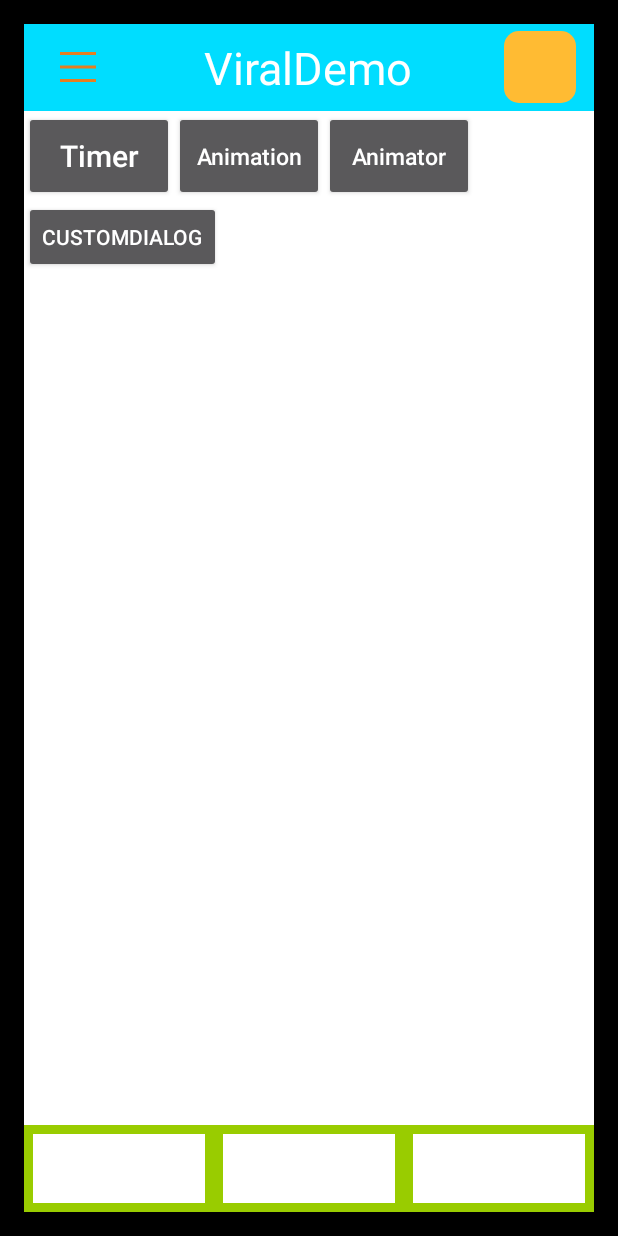
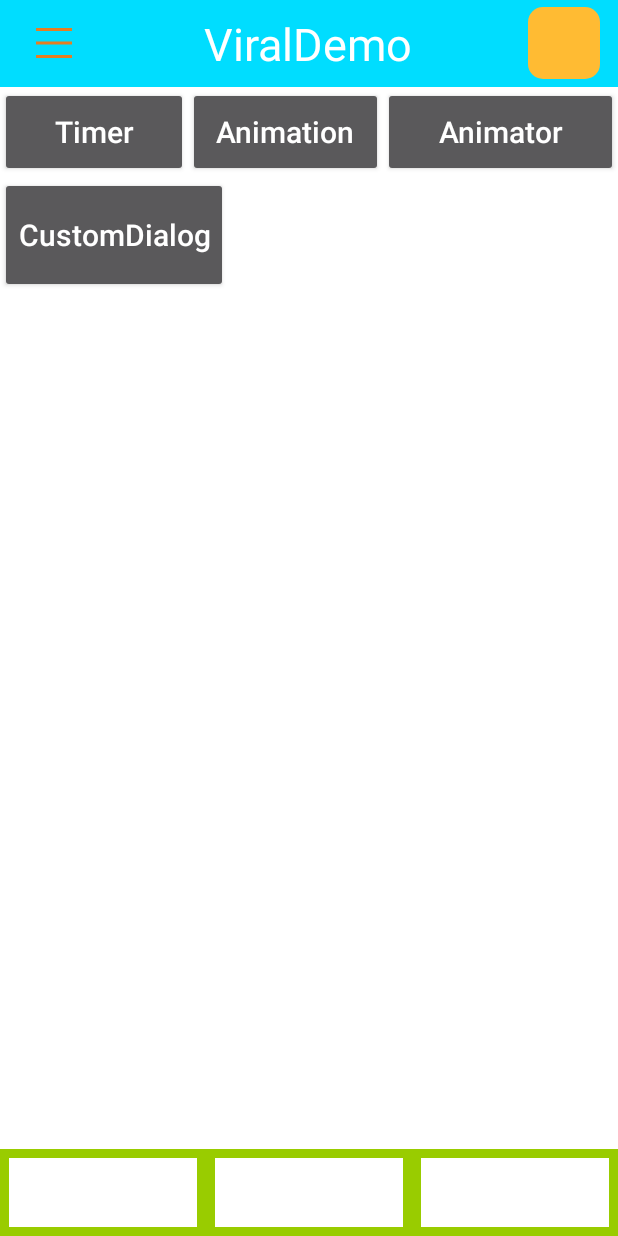
Before and after one commit to vbarot1/ViralDemo, an Android app: the screen it shows after launch (MainActivity), on a phone screen of 412 x 824 dp. Run offline under Robolectric (Android 15) with nearby library versions, the phone set to English and light mode, and no system bars; our stand-ins replace ButterKnife.

Commit message:
Update activity_main.xml

```diff
--- a/app/src/main/res/layout/activity_main.xml
+++ b/app/src/main/res/layout/activity_main.xml
@@ -4,37 +4,31 @@
     android:id="@+id/activity_main"
     android:layout_width="match_parent"
     android:layout_height="match_parent"
-    android:paddingBottom="@dimen/activity_vertical_margin"
-    android:paddingLeft="@dimen/activity_horizontal_margin"
-    android:paddingRight="@dimen/activity_horizontal_margin"
-    android:paddingTop="@dimen/activity_vertical_margin"
-    android:background = "@android:color/black"
-
-
-
-    tools:context="com.example.dinesh.viraldemo.MainActivity">
+    android:background="@android:color/black">
+  >
 
   <RelativeLayout
-      android:id="@+id/title_bar"
-    android:layout_width = "match_parent"
-    android:layout_height = "58dp"
-    android:background = "@android:color/holo_blue_bright">
+      android:id="@+id/titlebar"
+      android:layout_width="match_parent"
+      android:layout_height="58dp"
+      android:background="@android:color/holo_blue_bright">
 
     <TextView
         android:layout_width="wrap_content"
         android:layout_height="match_parent"
         android:text="@string/app_name"
-        android:textSize = "30sp"
+        android:textSize="30sp"
         android:layout_centerInParent="true"
         android:gravity="center"
-        android:textColor= "@color/white"/>
+        android:textColor="@color/white"/>
 
     <ImageButton
+        android:id="@+id/bt_hw4"
         android:layout_width="48dp"
         android:layout_height="48dp"
         android:background="@android:color/transparent"
+        android:src="@drawable/bt_style"
         android:layout_marginLeft="12dp"
-          android:src="@drawable/bt_style"
         android:layout_centerVertical="true"
         android:layout_alignParentLeft="true"/>
 
@@ -45,111 +39,243 @@
         android:background="@drawable/bt_style_xml"
         android:layout_marginRight="12dp"
         android:layout_centerVertical="true"
-        android:layout_alignParentRight="true"
-        />
-
-    <!--<ImageButton
-        android:id="@+id/main_right_bt"
-        android:layout_width="48dp"
-        android:layout_height="48dp"
-        android:background="@drawable/bt_style_xml"
-        android:layout_marginRight="12dp"
-        android:layout_centerVertical="true"
-        android:layout_alignParentRight="true"
-        />-->
-
+        android:layout_alignParentRight="true"/>
 
   </RelativeLayout>
 
-
-
-
   <LinearLayout
-        android:id="@+id/tool_bar"
+      android:id="@+id/toolbar"
       android:layout_width="match_parent"
       android:layout_height="58dp"
       android:layout_alignParentBottom="true"
+      android:orientation="horizontal"
       android:background="@android:color/holo_green_light">
 
     <ImageButton
         android:id="@+id/bt1"
         android:layout_width="0dp"
         android:layout_height="match_parent"
-          android:layout_weight = "1"
         android:layout_margin="6dp"
-          android:layout_gravity="center_vertical"
-          android:background="@color/white"/>
+        android:layout_weight="1"
+        android:background="@android:color/white"/>
 
     <ImageButton
         android:id="@+id/bt2"
         android:layout_width="0dp"
         android:layout_height="match_parent"
-      android:layout_weight = "1"
         android:layout_margin="6dp"
-         android:layout_gravity="center_vertical"
-      android:background="@color/white"
-       />
+        android:layout_weight="1"
+        android:background="@android:color/white"/>
 
-
-<!-- each time onClick is used, java searches all documents for it -->
     <ImageButton
         android:id="@+id/bt3"
         android:layout_width="0dp"
         android:layout_height="match_parent"
-      android:layout_weight = "1"
         android:layout_margin="6dp"
-      android:layout_gravity="center_vertical"
-      android:background="@color/white"/>
+        android:layout_weight="1"
+        android:background="@android:color/white"/>
+  </LinearLayout>
+
+  <ListView
+      android:layout_above="@id/toolbar"
+      android:layout_below="@id/titlebar"
+      android:layout_width="match_parent"
+      android:layout_height="match_parent"
+      android:background="@color/white"></ListView>
+  <FrameLayout
+      android:id="@+id/frameLayout"
+      android:layout_width="match_parent"
+      android:layout_height="match_parent"
+      android:layout_below="@+id/titlebar"
+      android:layout_above="@+id/toolbar"
+      android:background="@color/white">
+
+      <LinearLayout
+          android:layout_width="match_parent"
+          android:layout_height="match_parent"
+          android:orientation="vertical">
+
+          <LinearLayout
+              android:id="@+id/LayoutMain"
+              android:layout_width="match_parent"
+              android:layout_height="60dp">
+
+              <Button
+                  android:id="@+id/main_timer_bt"
+                  android:layout_width="125dp"
+                  android:layout_height="60dp"
+                  android:text="Timer"
+                  android:textAllCaps="false"
+                  android:textSize="20sp" />
+
+              <Button
+                  android:id="@+id/main_animation_bt"
+                  android:layout_width="130dp"
+                  android:layout_height="60dp"
+                  android:text="Animation"
+                  android:textAllCaps="false"
+                  android:textSize="20sp" />
+
+              <Button
+                  android:id="@+id/animator_bt"
+                  android:layout_width="match_parent"
+                  android:layout_height="60dp"
+                  android:text="Animator"
+                  android:textAllCaps="false"
+                  android:textSize="20sp" />
+
 
 
 
           </LinearLayout>
+          <LinearLayout
+              android:layout_width="match_parent"
+              android:layout_height="263dp"
+              android:layout_below="@+id/LayoutMain"
+              android:weightSum="1">
+          <Button
+              android:id="@+id/custom_bt"
+              android:layout_width="wrap_content"
+              android:layout_height="77dp"
+              android:text="CustomDialog"
+              android:textAllCaps="false"
+              android:textSize="20sp" />
 
-  <FrameLayout
-      android:id="@+id/main_fl"
-      android:layout_below="@id/title_bar"
-      android:layout_above="@id/tool_bar"
-      android:layout_width="match_parent"
-      android:layout_height="match_parent"
-      android:background="@color/white">
+      </LinearLayout>
+      </LinearLayout>
 
 
+
+
+  </FrameLayout>
+  <LinearLayout
+      android:id="@+id/DemoActs"
+      android:layout_width="190dp"
+      android:layout_height="match_parent"
+      android:layout_below="@+id/titlebar"
+      android:background="@android:color/holo_red_light"
+
+      android:layout_marginLeft="-325dp"
+      android:orientation="vertical">
+
     <Button
-      android:id="@+id/main_timer_bt"
-      android:layout_width="100dp"
-      android:layout_height="60dp"
-      android:text="Timer"
-      android:textAllCaps="false" android:textSize="20sp"
+        android:id="@+id/viewPager_Act1"
+        android:layout_width="150dp"
+        android:textColor="@color/black"
+        android:layout_gravity="left"
+        android:layout_height="50dp"
+        android:text="ViewPagerActivity"
+        android:textAllCaps="false"
+        android:textSize="18sp"
+        android:background="@color/white"
         />
 
     <Button
-        android:id="@+id/main_anim_bt"
-        android:layout_width="100dp"
-        android:layout_height="60dp"
-        android:text="Animation"
-        android:layout_marginLeft="100dp"
+        android:id="@+id/dialog_Act2"
+        android:layout_width="150dp"
+        android:textColor="@color/black"
+        android:background="@color/white"
+        android:layout_gravity="left"
+        android:layout_height="50dp"
+        android:text="Dialog Activity"
         android:textAllCaps="false"
-        android:textSize="15sp"
+        android:textSize="18sp"
         />
 
     <Button
-        android:id="@+id/animator_bt"
-        android:layout_width="100dp"
-        android:layout_height="60dp"
-        android:text="Animator"
-        android:layout_marginLeft="200dp"
+        android:id="@+id/listView_Act3"
+        android:layout_width="150dp"
+        android:layout_gravity="left"
+        android:layout_height="50dp"
+        android:textColor="@color/black"
+        android:background="@color/white"
+        android:text="ListViewActivity"
         android:textAllCaps="false"
-        android:textSize="15sp"
+        android:textSize="18sp"
         />
 
     <Button
-          android:id="@+id/custom_bt"
-          android:layout_width="wrap_content"
-          android:layout_height="wrap_content"
-          android:text="CustomDialog"
-          android:layout_marginTop="60dp"/>
-      </FrameLayout>
+        android:id="@+id/animation_Act4"
+        android:layout_width="150dp"
+        android:background="@color/white"
+        android:layout_height="50dp"
+        android:text="AnimationActivity"
+        android:textColor="@color/black"
+        android:textAllCaps="false"
+        android:layout_gravity="left"
+        android:textSize="18sp" />
 
+    <Button
+        android:id="@+id/animator_Act5"
+        android:layout_width="150dp"
+        android:layout_height="50dp"
+        android:layout_gravity="left"
+        android:textColor="@color/black"
+        android:background="@color/white"
+        android:text="AnimatorActivity"
+        android:textAllCaps="false"
+        android:textSize="20sp"
+        />
 
+    <Button
+        android:id="@+id/timer_Act6"
+        android:layout_width="150dp"
+        android:layout_height="50dp"
+        android:textColor="@color/black"
+        android:text="TimerActivity"
+        android:background="@color/white"
+        android:layout_gravity="left"
+        android:textAllCaps="false"
+        android:textSize="20sp"
+        />
+
+    <Button
+        android:id="@+id/ABT"
+        android:layout_width="150dp"
+        android:layout_gravity="left"
+        android:layout_height="50dp"
+        android:textColor="@color/black"
+        android:text="A_Activity"
+        android:background="@color/white"
+        android:textAllCaps="false"
+        android:textSize="20sp"
+        />
+
+    <Button
+        android:id="@+id/BBT"
+        android:layout_width="150dp"
+        android:layout_height="50dp"
+        android:text="B_Activity"
+        android:textColor="@color/black"
+        android:textAllCaps="false"
+        android:layout_gravity="left"
+        android:background="@color/white"
+        android:textSize="20sp"
+        />
+
+    <Button
+        android:id="@+id/CBT"
+        android:layout_width="150dp"
+        android:layout_gravity="left"
+        android:background="@color/white"
+        android:layout_height="50dp"
+        android:text="C_Activity"
+        android:textColor="@color/black"
+        android:textAllCaps="false"
+        android:textSize="20sp"
+        />
+
+    <Button
+        android:id="@+id/DBT"
+        android:layout_width="150dp"
+        android:background="@color/white"
+        android:layout_gravity="left"
+        android:layout_height="50dp"
+        android:text="D_Activity"
+        android:textColor="@color/black"
+        android:textAllCaps="false"
+        android:textSize="20sp"
+        />
+  </LinearLayout>
 
 </RelativeLayout>
```
Lines whose indentation alone changed are shown as unchanged.
